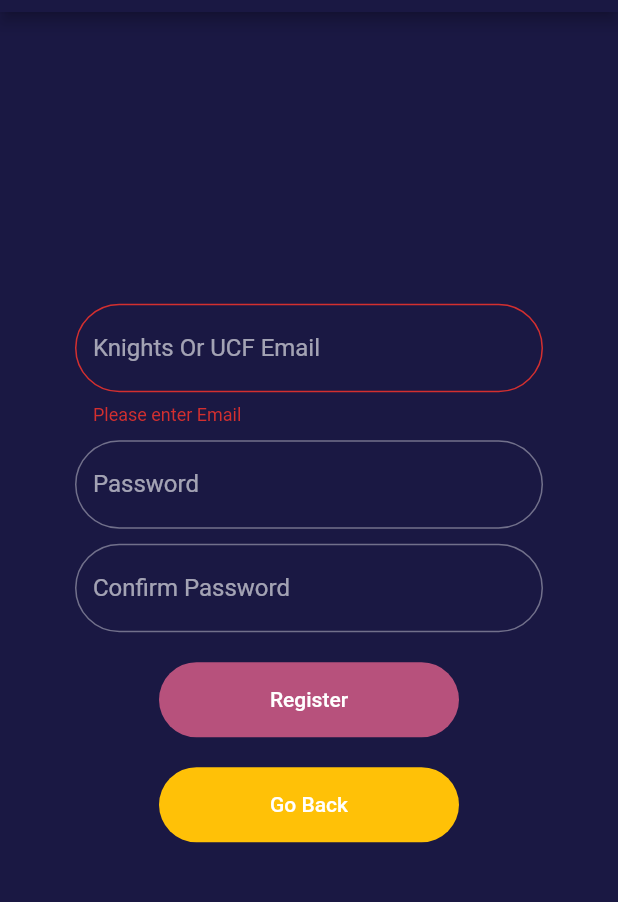
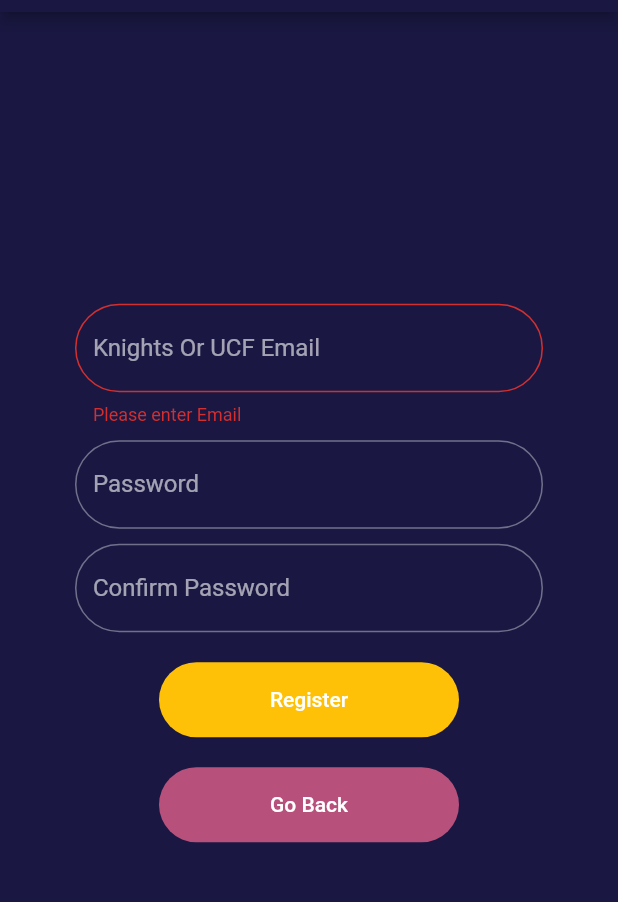
Before and after one commit to KnightHacks/club-app-2021, a Flutter app: the Register2 screen opened by its route, after a tap on "Register", on a phone screen of 412 x 824 dp, the part 72-974 px from its top. Run offline on Flutter 3.47's test engine with Material 2 defaults, Android fonts, the phone set to English and light mode, and no system bars; our stand-ins replace cloud_firestore, email_validator, firebase_auth, flutter_spinkit; missing offline and left inert: add_2_calendar; accounts and stored records are empty.

Commit message:
Added parameters for confirmation page and recolored register 2

```diff
--- a/lib/screens/register2.dart
+++ b/lib/screens/register2.dart
@@ -1,5 +1,6 @@
 import 'package:cloud_firestore/cloud_firestore.dart';
 import 'package:club_app_2021/model/KnightHacksUser.dart';
+import 'package:club_app_2021/screens/login.dart';
 import 'package:flutter/material.dart';
 import 'package:firebase_auth/firebase_auth.dart';
 import 'package:club_app_2021/widgets/rounded_button.dart';
@@ -39,13 +40,14 @@ class _Register2State extends State<Register2> {
     if (value.isEmpty) {
       return "Please enter Email";
     }
-    if (!EmailValidator.validate(value) || !(value.contains(knightsEmail) || value.contains(ucfEmail))) {
+    if (!EmailValidator.validate(value) ||
+        !(value.contains(knightsEmail) || value.contains(ucfEmail))) {
       return "Please enter valid knights or UCF email";
     }
     return null;
   };
 
-  Object _passwordValidator(String value){
+  Object _passwordValidator(String value) {
     return _passwordController.text == value ? null : "Passwords don't match";
   }
 
@@ -67,14 +69,14 @@ class _Register2State extends State<Register2> {
                     TextFormField(
                         //contains email
                         decoration: InputDecoration(
-                          labelText: "Knights Or UCF Email", border: inputBorder),
+                            labelText: "Knights Or UCF Email",
+                            border: inputBorder),
                         keyboardType: TextInputType.emailAddress,
                         enableSuggestions: false,
                         autocorrect: false,
                         textAlign: TextAlign.center,
                         validator: _validateEmail,
-                      controller: _emailController
-                    ),
+                        controller: _emailController),
                     SizedBox(height: 10),
 
                     // contains password
@@ -83,8 +85,7 @@ class _Register2State extends State<Register2> {
                             labelText: "Password", border: inputBorder),
                         obscureText: true,
                         textAlign: TextAlign.center,
-                      controller: _passwordController
-                    ),
+                        controller: _passwordController),
                     SizedBox(height: 10),
                     // contains confirmation of password
                     TextFormField(
@@ -100,13 +101,14 @@ class _Register2State extends State<Register2> {
                     // Creates button for Registration
                     RoundedButton(
                       child: Text("Register"),
-                      buttonColor: Color(0xFFb7517c),
+                      buttonColor: kGoldColor,
                       onPressed: () async {
                         print(_formKey);
                         if (_formKey.currentState.validate()) {
                           AuthResult res =
                               await _auth.createUserWithEmailAndPassword(
-                                  email: _emailController.text, password: _passwordController.text);
+                                  email: _emailController.text,
+                                  password: _passwordController.text);
                           FirebaseUser user = res.user;
                           _firestore.collection("user").add({
                             'fullName': _user.fullName,
@@ -126,9 +128,14 @@ class _Register2State extends State<Register2> {
                             print(e.message);
                           }
 
-                          Navigator.popAndPushNamed(context, Confirm.id);
-                        }
-                        else {
+                          //Navigator.popAndPushNamed(context, Confirm.id);
+                          Navigator.push(
+                              context,
+                              MaterialPageRoute(
+                                  builder: (context) => Confirm(
+                                      message: "An email has been sent.",
+                                      destination: Login.id)));
+                        } else {
                           print("Passwords don't match or enter knights email");
                         }
                       },
@@ -137,16 +144,13 @@ class _Register2State extends State<Register2> {
                     // Creates button for Going Back to Register 1
                     RoundedButton(
                       child: Text("Go Back"),
-                      buttonColor: Colors.amber,
-                      onPressed: () =>
-                          Navigator.pop(context),
+                      buttonColor: kPinkColor,
+                      onPressed: () => Navigator.pop(context),
                     ),
                     SizedBox(height: 20),
                   ],
-                )
+                )),
           ),
-          ),
-        )
-      );
+        ));
   }
 }
```
Also changed, not shown: lib/screens/confirm.dart (+12 -15 lines). Lines whose indentation alone changed are shown as unchanged.
